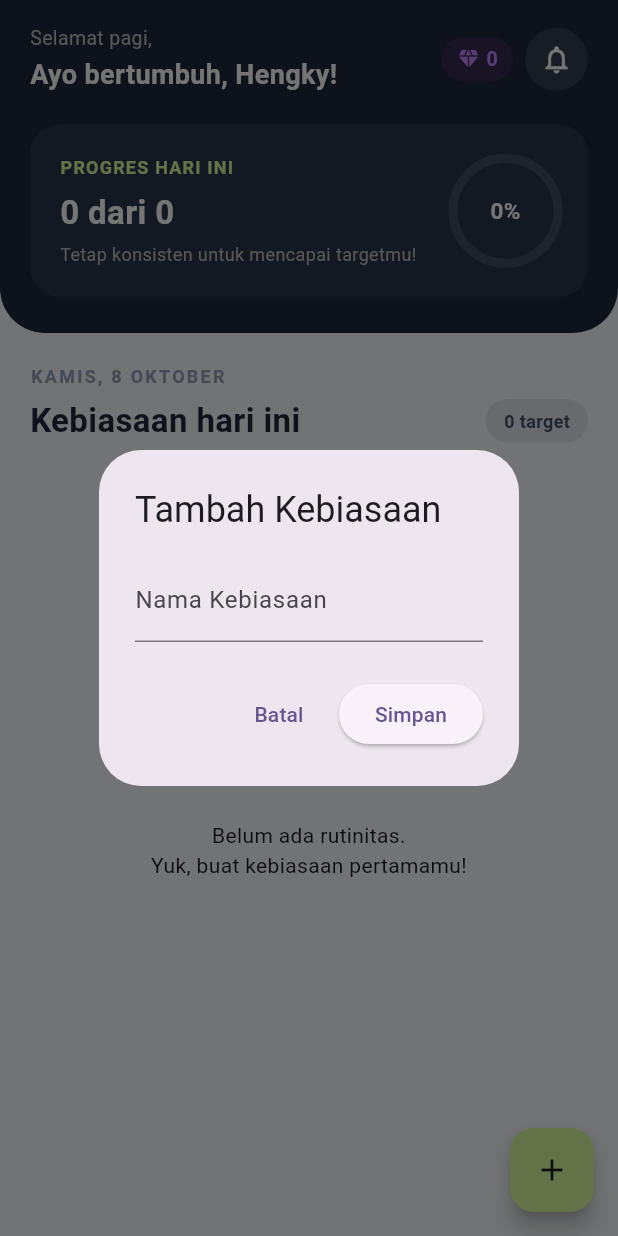
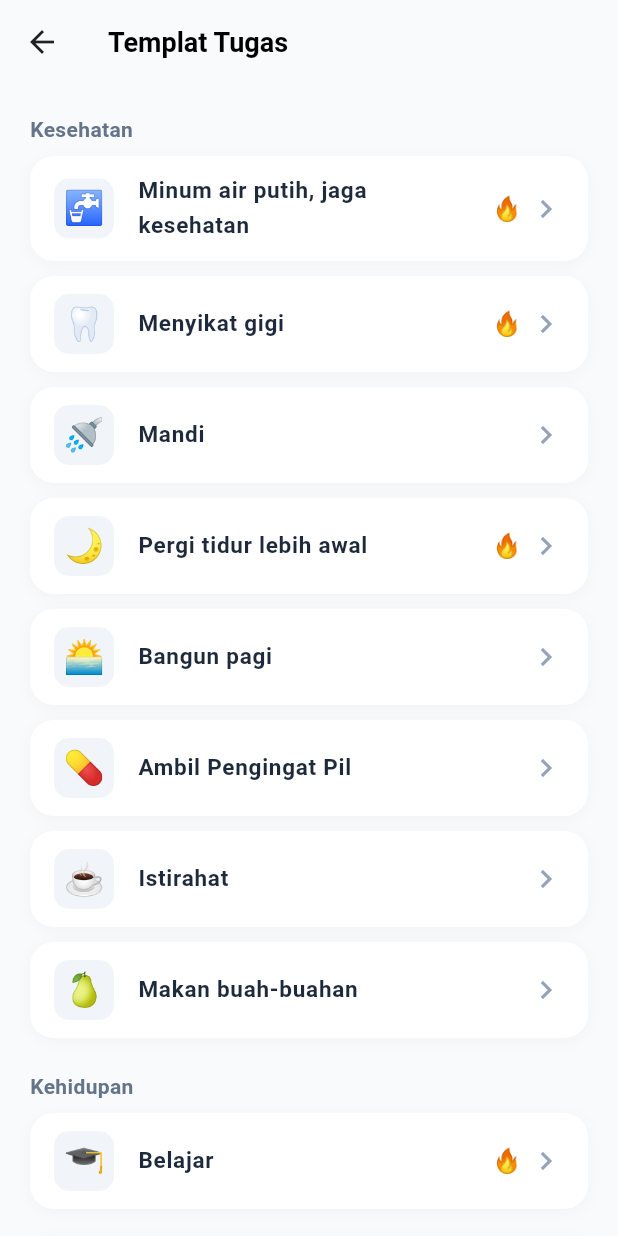
Before and after one commit to Hengkylin/Rutinku, a Flutter app: the screen it shows after launch, after a tap on the "add" icon, on a phone screen of 412 x 824 dp. Run offline on Flutter 3.47's test engine with Material 3 defaults, Android fonts, the phone set to English and light mode, and no system bars; our stand-ins replace flutter_riverpod.

Commit message:
feat:Menambah fitur template

```diff
--- a/rutinku_flutter/lib/screens/dashboard_screen.dart
+++ b/rutinku_flutter/lib/screens/dashboard_screen.dart
@@ -3,8 +3,10 @@ import 'package:flutter_riverpod/flutter_riverpod.dart';
 
 import '../models/habit_model.dart';
 import '../notifiers/habit_notifier.dart';
+import '../widgets/add_habit_bottom_sheet.dart';
 import '../widgets/edit_habit_bottom_sheet.dart';
 import '../widgets/habit_card.dart';
+import 'template_screen.dart';
 
 class DashboardScreen extends ConsumerWidget {
   const DashboardScreen({super.key});
@@ -419,17 +421,52 @@ class DashboardScreen extends ConsumerWidget {
       floatingActionButton: FloatingActionButton(
         backgroundColor: const Color(0xFFD9F99D),
         foregroundColor: Colors.black87,
-        onPressed: () => _showHabitDialog(context),
+        onPressed: () async {
+          final result = await Navigator.push(
+            context,
+            MaterialPageRoute(
+              builder: (context) => const TemplateScreen(),
+            ),
+          );
+
+          if (!context.mounted) return;
+
+          if (result is Map) {
+            _showAddHabitBottomSheet(
+              context,
+              initialTitle: result['title'] as String?,
+              initialCategory: result['category'] as String?,
+            );
+          } else if (result == 'custom') {
+            _showAddHabitBottomSheet(context);
+          }
+        },
         child: const Icon(Icons.add),
       ),
     );
   }
 
-  void _showHabitDialog(BuildContext context, {HabitModel? habitToEdit}) {
-    showDialog(
+  void _showAddHabitBottomSheet(
+    BuildContext context, {
+    String? initialTitle,
+    String? initialCategory,
+  }) {
+    showModalBottomSheet(
       context: context,
-      barrierDismissible: false,
-      builder: (context) => _HabitForm(habitToEdit: habitToEdit),
+      isScrollControlled: true,
+      backgroundColor: Colors.white,
+      shape: const RoundedRectangleBorder(
+        borderRadius: BorderRadius.vertical(top: Radius.circular(24)),
+      ),
+      builder: (context) => Padding(
+        padding: EdgeInsets.only(
+          bottom: MediaQuery.of(context).viewInsets.bottom,
+        ),
+        child: AddHabitBottomSheet(
+          initialTitle: initialTitle,
+          initialCategory: initialCategory,
+        ),
+      ),
     );
   }
 
@@ -463,108 +500,3 @@ class DashboardScreen extends ConsumerWidget {
     }
   }
 }
-
-// Widget Form yang sekarang mendukung mode Tambah & Edit
-class _HabitForm extends ConsumerStatefulWidget {
-  final HabitModel? habitToEdit;
-  const _HabitForm({this.habitToEdit});
-
-  @override
-  ConsumerState<_HabitForm> createState() => _HabitFormState();
-}
-
-class _HabitFormState extends ConsumerState<_HabitForm> {
-  final _formKey = GlobalKey<FormState>();
-  late final TextEditingController _titleController;
-  bool _isSubmitting = false;
-
-  @override
-  void initState() {
-    super.initState();
-    // Jika ada data habitToEdit, isi nilai form-nya (Mode Edit)
-    _titleController = TextEditingController(
-      text: widget.habitToEdit?.title ?? '',
-    );
-  }
-
-  @override
-  void dispose() {
-    _titleController.dispose();
-    super.dispose();
-  }
-
-  Future<void> _submit() async {
-    if (!_formKey.currentState!.validate()) return;
-
-    setState(() => _isSubmitting = true);
-
-    try {
-      if (widget.habitToEdit == null) {
-        await ref
-            .read(habitNotifierProvider.notifier)
-            .addHabit(_titleController.text);
-      } else {
-        await ref.read(habitNotifierProvider.notifier).updateHabit(
-              widget.habitToEdit!.id,
-              _titleController.text,
-              widget.habitToEdit!.category ?? '',
-              widget.habitToEdit!.reminderTime ?? '',
-            );
-      }
-      if (mounted) Navigator.pop(context);
-    } catch (e) {
-      if (mounted) {
-        ScaffoldMessenger.of(context).showSnackBar(
-          SnackBar(content: Text(e.toString()), backgroundColor: Colors.red),
-        );
-      }
-    } finally {
-      if (mounted) setState(() => _isSubmitting = false);
-    }
-  }
-
-  @override
-  Widget build(BuildContext context) {
-    final isEditMode = widget.habitToEdit != null;
-
-    return AlertDialog(
-      title: Text(isEditMode ? 'Edit Kebiasaan' : 'Tambah Kebiasaan'),
-      content: Form(
-        key: _formKey,
-        child: TextFormField(
-          controller: _titleController,
-          enabled: !_isSubmitting,
-          decoration: const InputDecoration(
-            labelText: 'Nama Kebiasaan',
-            hintText: 'Contoh: Minum Air Putih',
-          ),
-          validator: (value) {
-            if (value == null || value.trim().isEmpty) {
-              return 'Nama kebiasaan tidak boleh kosong';
-            }
-            if (value.trim().length < 3) {
-              return 'Minimal 3 karakter';
-            }
-            return null;
-          },
-        ),
-      ),
-      actions: [
-        TextButton(
-          onPressed: _isSubmitting ? null : () => Navigator.pop(context),
-          child: const Text('Batal'),
-        ),
-        ElevatedButton(
-          onPressed: _isSubmitting ? null : _submit,
-          child: _isSubmitting
-              ? const SizedBox(
-                  width: 20,
-                  height: 20,
-                  child: CircularProgressIndicator(strokeWidth: 2),
-                )
-              : const Text('Simpan'),
-        ),
-      ],
-    );
-  }
-}
--- /dev/null
+++ b/rutinku_flutter/lib/screens/template_screen.dart
@@ -0,0 +1,224 @@
+import 'package:flutter/material.dart';
+
+class TemplateScreen extends StatelessWidget {
+  const TemplateScreen({super.key});
+
+  static const List<Map<String, dynamic>> dummyTemplates = [
+    {
+      'category': 'Kesehatan',
+      'items': [
+        {
+          'title': 'Minum air putih, jaga kesehatan',
+          'icon': '🚰',
+          'pop': true,
+        },
+        {
+          'title': 'Menyikat gigi',
+          'icon': '🦷',
+          'pop': true,
+        },
+        {
+          'title': 'Mandi',
+          'icon': '🚿',
+          'pop': false,
+        },
+        {
+          'title': 'Pergi tidur lebih awal',
+          'icon': '🌙',
+          'pop': true,
+        },
+        {
+          'title': 'Bangun pagi',
+          'icon': '🌅',
+          'pop': false,
+        },
+        {
+          'title': 'Ambil Pengingat Pil',
+          'icon': '💊',
+          'pop': false,
+        },
+        {
+          'title': 'Istirahat',
+          'icon': '☕',
+          'pop': false,
+        },
+        {
+          'title': 'Makan buah-buahan',
+          'icon': '🍐',
+          'pop': false,
+        },
+      ],
+    },
+    {
+      'category': 'Kehidupan',
+      'items': [
+        {
+          'title': 'Belajar',
+          'icon': '🎓',
+          'pop': true,
+        },
+      ],
+    },
+  ];
+
+  @override
+  Widget build(BuildContext context) {
+    return Scaffold(
+      backgroundColor: const Color(0xFFF8FAFC),
+      appBar: AppBar(
+        backgroundColor: Colors.transparent,
+        elevation: 0,
+        leading: IconButton(
+          icon: const Icon(Icons.arrow_back, color: Colors.black87),
+          onPressed: () => Navigator.pop(context),
+        ),
+        title: const Text(
+          'Templat Tugas',
+          style: TextStyle(
+            color: Colors.black,
+            fontWeight: FontWeight.bold,
+            fontSize: 18,
+          ),
+        ),
+        centerTitle: false,
+      ),
+      body: ListView(
+        padding: const EdgeInsets.symmetric(horizontal: 20, vertical: 8),
+        children: [
+          for (final group in dummyTemplates) ...[
+            Padding(
+              padding: const EdgeInsets.only(top: 12, bottom: 8),
+              child: Text(
+                group['category'] as String,
+                style: const TextStyle(
+                  color: Color(0xFF64748B),
+                  fontSize: 14,
+                  fontWeight: FontWeight.w600,
+                ),
+              ),
+            ),
+            for (final item in (group['items'] as List<Map<String, dynamic>>))
+              Container(
+                margin: const EdgeInsets.only(bottom: 10),
+                decoration: BoxDecoration(
+                  borderRadius: BorderRadius.circular(16),
+                  boxShadow: [
+                    BoxShadow(
+                      color: Colors.black.withValues(alpha: 0.03),
+                      blurRadius: 8,
+                      offset: const Offset(0, 2),
+                    ),
+                  ],
+                ),
+                child: Material(
+                  color: Colors.white,
+                  borderRadius: BorderRadius.circular(16),
+                  clipBehavior: Clip.antiAlias,
+                  child: ListTile(
+                    contentPadding:
+                        const EdgeInsets.symmetric(horizontal: 16, vertical: 4),
+                    leading: Container(
+                      width: 40,
+                      height: 40,
+                      decoration: BoxDecoration(
+                        color: const Color(0xFFF1F5F9),
+                        borderRadius: BorderRadius.circular(10),
+                      ),
+                      alignment: Alignment.center,
+                      child: Text(
+                        item['icon'] as String,
+                        style: const TextStyle(fontSize: 22),
+                      ),
+                    ),
+                    title: Text(
+                      item['title'] as String,
+                      style: const TextStyle(
+                        fontSize: 15,
+                        fontWeight: FontWeight.w600,
+                        color: Color(0xFF1E293B),
+                      ),
+                    ),
+                    trailing: Row(
+                      mainAxisSize: MainAxisSize.min,
+                      children: [
+                        if (item['pop'] == true) ...[
+                          const Text(
+                            '🔥',
+                            style: TextStyle(fontSize: 16),
+                          ),
+                          const SizedBox(width: 4),
+                        ],
+                        const Icon(
+                          Icons.chevron_right,
+                          color: Color(0xFF94A3B8),
+                        ),
+                      ],
+                    ),
+                    onTap: () {
+                      Navigator.pop(context, {
+                        'title': item['title'] as String,
+                        'category': group['category'] as String,
+                      });
+                    },
+                  ),
+                ),
+              ),
+          ],
+          // Opsi 'Buat Kustom' di bagian paling bawah list
+          Padding(
+            padding: const EdgeInsets.only(top: 8, bottom: 24),
+            child: Container(
+              decoration: BoxDecoration(
+                borderRadius: BorderRadius.circular(16),
+                border: Border.all(color: const Color(0xFFE2E8F0), width: 1.5),
+                boxShadow: [
+                  BoxShadow(
+                    color: Colors.black.withValues(alpha: 0.03),
+                    blurRadius: 8,
+                    offset: const Offset(0, 2),
+                  ),
+                ],
+              ),
+              child: Material(
+                color: Colors.white,
+                borderRadius: BorderRadius.circular(16),
+                clipBehavior: Clip.antiAlias,
+                child: ListTile(
+                  contentPadding:
+                      const EdgeInsets.symmetric(horizontal: 16, vertical: 4),
+                  leading: Container(
+                    width: 40,
+                    height: 40,
+                    decoration: BoxDecoration(
+                      color: const Color(0xFFEFF6FF),
+                      borderRadius: BorderRadius.circular(10),
+                    ),
+                    child: const Icon(
+                      Icons.add,
+                      color: Color(0xFF2563EB),
+                    ),
+                  ),
+                  title: const Text(
+                    'Buat Kebiasaan Sendiri',
+                    style: TextStyle(
+                      fontSize: 15,
+                      fontWeight: FontWeight.w600,
+                      color: Color(0xFF2563EB),
+                    ),
+                  ),
+                  trailing: const Icon(
+                    Icons.chevron_right,
+                    color: Color(0xFF2563EB),
+                  ),
+                  onTap: () {
+                    Navigator.pop(context, 'custom');
+                  },
+                ),
+              ),
+            ),
+          ),
+        ],
+      ),
+    );
+  }
+}
```
Also changed, not shown: rutinku_flutter/lib/notifiers/habit_notifier.dart (+10 -2 lines), rutinku_flutter/lib/repositories/habit_repository.dart (+7 -1 lines), rutinku_flutter/lib/widgets/add_habit_bottom_sheet.dart (added, +254 -0 lines), 2 other files.
